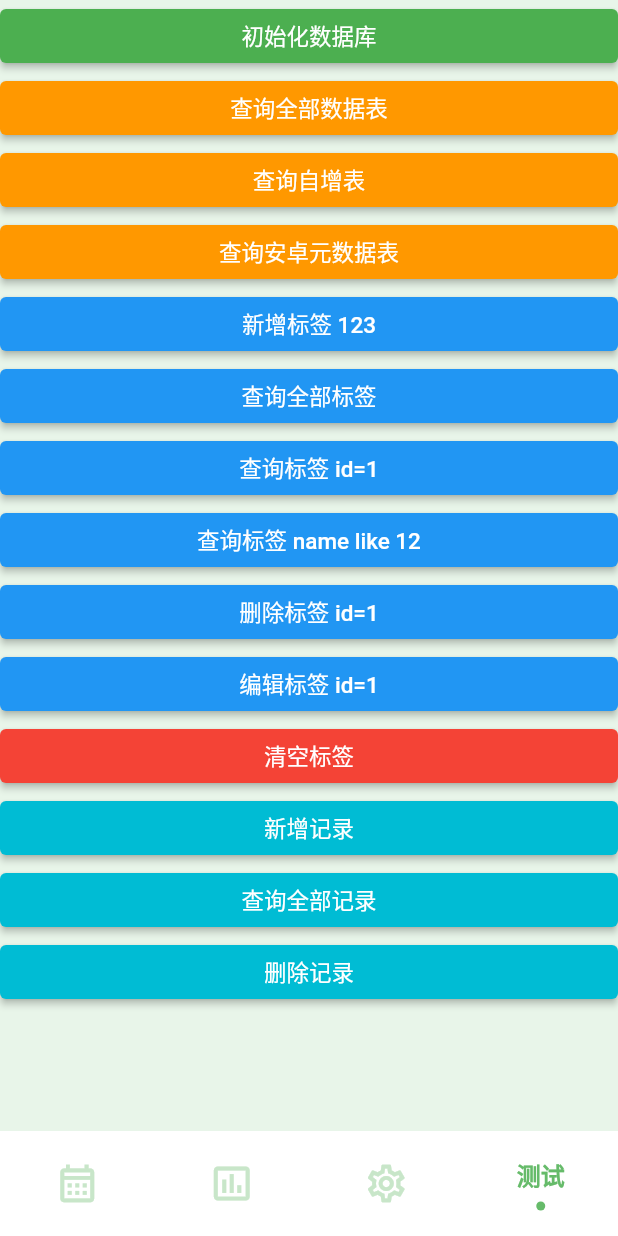
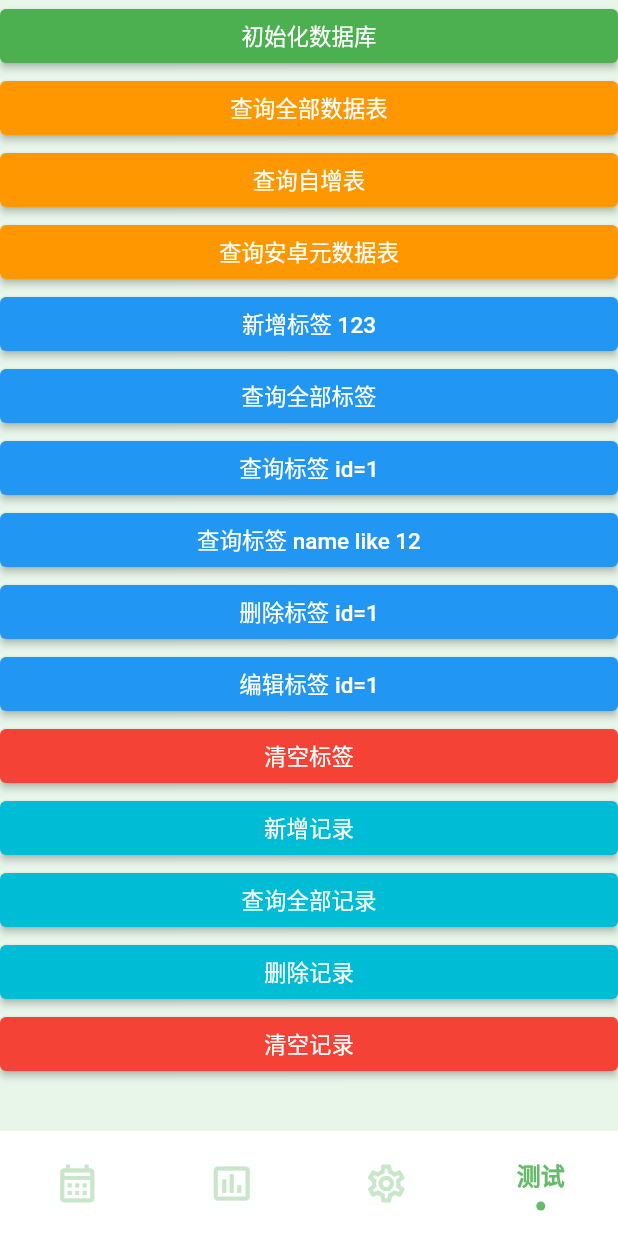
Before and after one commit to lopo12123/wohuaqianlema, a Flutter app: the screen it shows after launch, item 4 of the bottom bar chosen, after a tap on "删除记录", on a phone screen of 412 x 824 dp. Run offline on Flutter 3.47's test engine with Material 2 defaults, Android fonts, the phone set to English and light mode, and no system bars; drawn by our look-alikes of sliding_clipped_nav_bar; our stand-ins replace bot_toast, get, modal_bottom_sheet, sqflite, table_calendar; missing offline and left inert: animated_button_bar; accounts and stored records are empty; Roboto replaces fonts that are missing (PingFang).

Commit message:
feat + test: 删除记录 已测试

```diff
--- a/lib/pages/test_page.dart
+++ b/lib/pages/test_page.dart
@@ -119,9 +119,16 @@ class _TestPageState extends State<TestPage> {
               style: ElevatedButton.styleFrom(backgroundColor: Colors.cyan),
               child: Text('删除记录'),
               onPressed: () {
-                safePrint('todo', condition: '测试:删除记录');
-                // DBController.clearAllTag()
-                //     .then((value) => safePrint(value, condition: '测试:删除记录'));
+                DBController.deleteRecord(1)
+                    .then((value) => safePrint(value, condition: '测试:删除记录'));
+              },
+            ),
+            ElevatedButton(
+              style: ElevatedButton.styleFrom(backgroundColor: Colors.red),
+              child: Text('清空记录'),
+              onPressed: () {
+                DBController.clearAllRecord()
+                    .then((value) => safePrint(value, condition: '测试:清空记录'));
               },
             ),
           ],
--- a/lib/scripts/db.dart
+++ b/lib/scripts/db.dart
@@ -67,10 +67,13 @@ class _DBMeta {
     }
   }
 
-  /// 重置自增表
-  static Future<bool> resetSeq(Database db) async {
+  /// 重置标签自增 <br/>
+  /// `tableName` 的值为 `_DBTag.tableName` 或 `_DBRecord.tableName` <br/>
+  static Future<bool> resetSeq(Database db, String tableName) async {
+    assert(tableName == _DBTag.tableName || tableName == _DBRecord.tableName);
+
     try {
-      db.update(tableNameSeq, {"seq": 0});
+      db.update(tableNameSeq, {"seq": 0}, where: 'name="$tableName"');
       return true;
     } catch (err) {
       safePrint(err, condition: '重置自增表');
@@ -148,7 +151,7 @@ class _DBTag {
   static Future<bool> clear(Database db) async {
     try {
       await db.delete(tableName);
-      bool resetResult = await _DBMeta.resetSeq(db);
+      bool resetResult = await _DBMeta.resetSeq(db, tableName);
       if (!resetResult) safePrint('重置出错', condition: '重置标签自增');
 
       return true;
@@ -187,7 +190,19 @@ class _DBRecord {
     }
   }
 
+  /// 删除记录
+  static Future<bool> delete(Database db, int recordId) async {
+    try {
+      await db.delete(tableName, where: 'id=$recordId');
+      return true;
+    } catch (err) {
+      safePrint(err, condition: '删除记录');
+      return false;
+    }
+  }
+
   /// 查询记录 (详细条件查询)
+  // todo
   static Future<List<Map<String, Object?>>> query(
     Database db, {
     bool? isIncome,
@@ -198,13 +213,38 @@ class _DBRecord {
   }) async {
     String? where;
 
-    // todo
-
     try {
       return await db.query(tableName, where: where);
     } catch (err) {
       safePrint(err, condition: '查询记录');
       return [];
+    }
+  }
+
+  /// 更新记录
+  /// todo
+  static Future<bool> update(Database db, int tagId, String newName) async {
+    try {
+      await db.update(tableName, {'name': newName}, where: 'id=$tagId');
+      return true;
+    } catch (err) {
+      safePrint(err, condition: '更新标签');
+      return false;
+    }
+  }
+
+
+  /// 清空记录并重置自增为0
+  static Future<bool> clear(Database db) async {
+    try {
+      await db.delete(tableName);
+      bool resetResult = await _DBMeta.resetSeq(db, tableName);
+      if (!resetResult) safePrint('重置出错', condition: '重置记录自增');
+
+      return true;
+    } catch (err) {
+      safePrint(err, condition: '清空记录');
+      return false;
     }
   }
 }
@@ -352,6 +392,13 @@ class DBController {
   }
 
   /// 删除记录
+  static Future<bool> deleteRecord(int recordId) async {
+    if (!await _prelude()) return false;
+    assert(_db != null);
+
+    return await _DBRecord.delete(_db!, recordId);
+  }
+
   /// 查询记录
   static Future<List<Map<String, Object?>>> queryRecord({
     bool? isIncome,
@@ -374,6 +421,13 @@ class DBController {
   }
 
   /// 修改记录
+  /// 清空记录并重置自增为1
+  static Future<bool> clearAllRecord() async {
+    if (!await _prelude()) return false;
+    assert(_db != null);
+
+    return await _DBRecord.clear(_db!);
+  }
 
   /// 测试 - 全部表名
   static Future<void> testQueryTableList() async {
```
